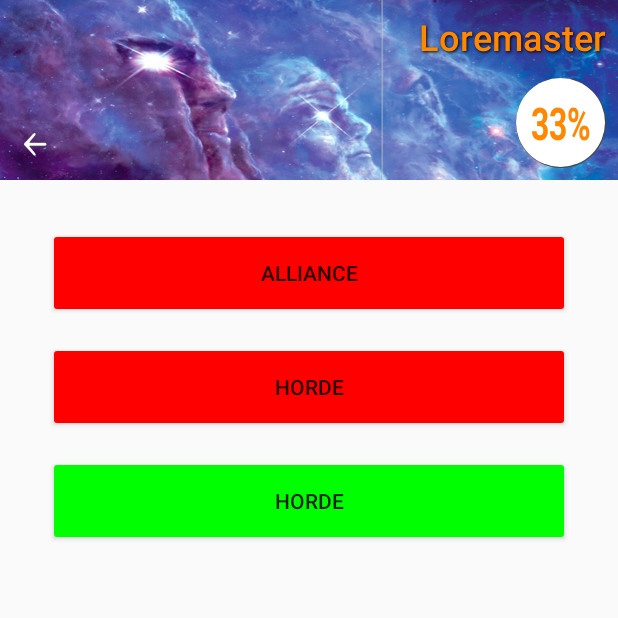
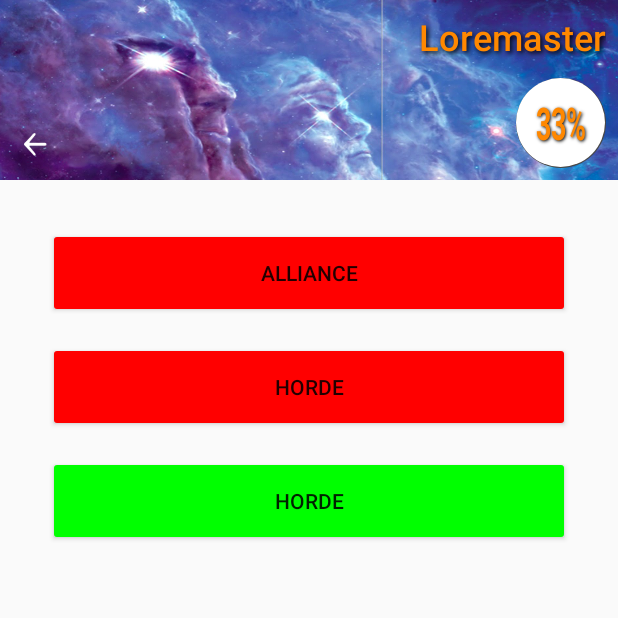
Before and after one commit to Trip-down-Memory-Lane/android_loremaster, an Android app: the ScoreActivity screen opened directly, with no data from a screen before it, on a phone screen of 412 x 824 dp, the top half of it. Run offline under Robolectric (Android 15) with nearby library versions, the light colour scheme and no system bars.

Commit message:
Fleshing out score screen - activity_score.xml

```diff
--- a/app/src/main/res/layout/activity_score.xml
+++ b/app/src/main/res/layout/activity_score.xml
@@ -44,9 +44,9 @@
             <TextView
                 android:text="Loremaster"
                 android:shadowColor="@android:color/black"
-                android:shadowDx="1"
-                android:shadowDy="1"
-                android:shadowRadius="2"
+                android:shadowDx="2"
+                android:shadowDy="2"
+                android:shadowRadius="4"
                 android:textColor="@android:color/holo_orange_dark"
                 android:layout_width="wrap_content"
                 android:layout_height="wrap_content"
@@ -58,12 +58,16 @@
                 android:textSize="24sp"
                 style="@style/ApplicationHeading"/>
             <TextView
+                android:shadowColor="@android:color/black"
+                android:shadowDx="1"
+                android:shadowDy="1"
+                android:shadowRadius="2"
                 android:gravity="center"
                 android:background="@drawable/score_background"
                 android:id="@+id/activity_score_result_score_tv"
                 android:textColor="@android:color/holo_orange_dark"
                 android:text="47%"
-                android:textScaleX="0.7"
+                android:textScaleX="0.6"
                 android:layout_width="wrap_content"
                 android:layout_height="wrap_content"
                 android:textSize="30sp"
```
